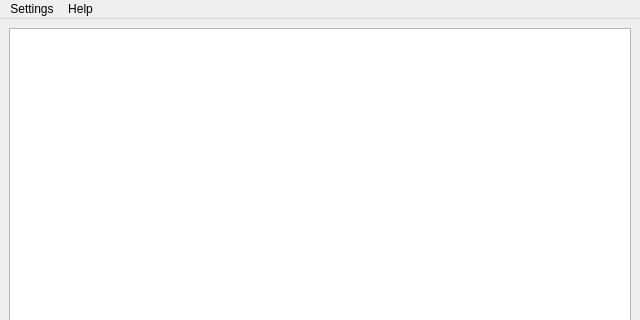
Before: the Qt Designer form forms/mainwindow.ui in MirayaProject/miraya, drawn with Qt 5; both pictures show x 0 to 640 and y 0 to 320 of the 640 by 480 pixel window.
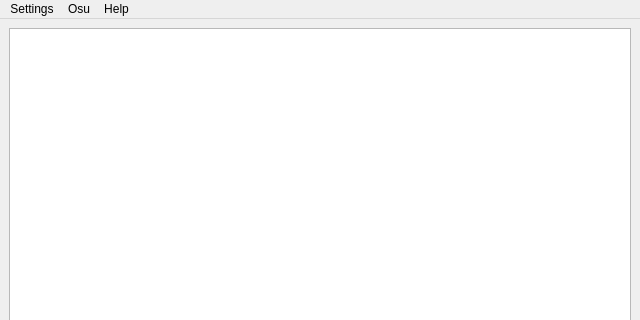
After: the same form once the commit is applied.

Commit message: 🪟 mainwindow: added support for skins widget

What changed in the file:
```diff
--- a/forms/mainwindow.ui
+++ b/forms/mainwindow.ui
@@ -99,7 +99,14 @@
     <addaction name="actionPreferences"/>
     <addaction name="actionStart_Setup"/>
    </widget>
+   <widget class="QMenu" name="menuOsu">
+    <property name="title">
+     <string>Osu</string>
+    </property>
+    <addaction name="actionSkins"/>
+   </widget>
    <addaction name="menuSettings"/>
+   <addaction name="menuOsu"/>
    <addaction name="menuHelp"/>
   </widget>
   <widget class="QStatusBar" name="statusbar">
```
Left out of the diff: 5 changed lines with no effect on the pictures. The commit also changes 2 other files.
